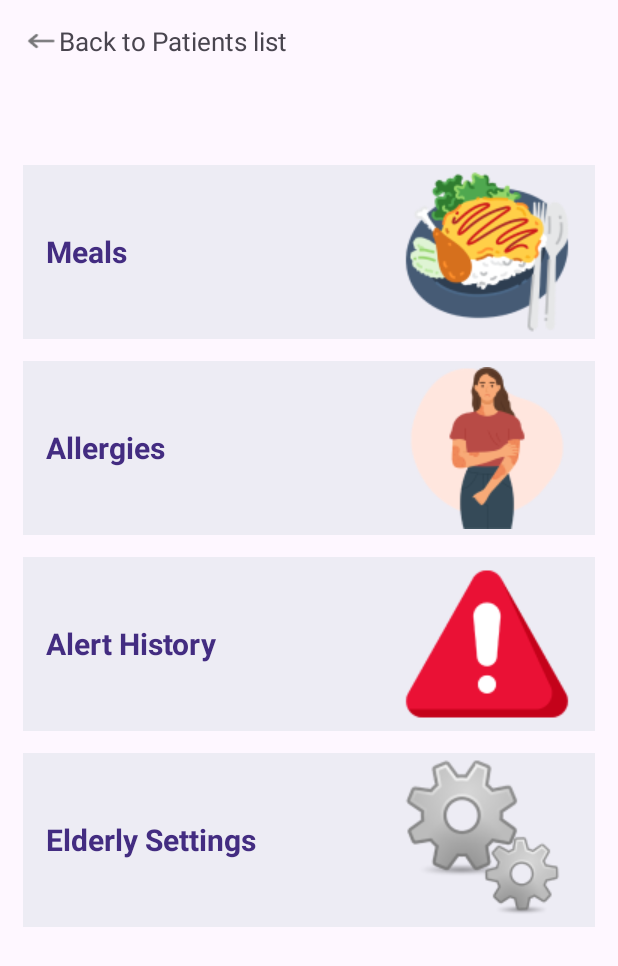
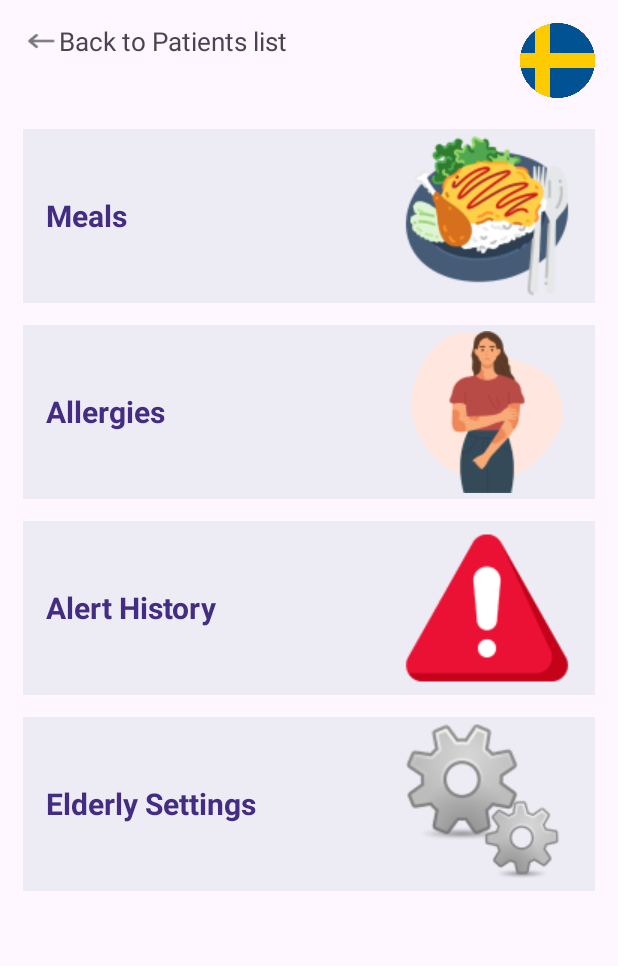
Before and after one commit to azullstrom/eldercare-app, an Android app: the CaregiverElderlyOverviewActivity screen opened directly, with no data from a screen before it, on a phone screen of 412 x 824 dp. Shown: the top 966 px of the screen. Run offline under Robolectric (Android 15) with nearby library versions, the phone set to English and light mode, and no system bars.

Commit message:
added the language button to caregiver-elderly overview

```diff
--- a/app/src/main/res/layout/activity_caregiver_elderly_overview.xml
+++ b/app/src/main/res/layout/activity_caregiver_elderly_overview.xml
@@ -1,15 +1,21 @@
 <?xml version="1.0" encoding="utf-8"?>
-<LinearLayout xmlns:android="http://schemas.android.com/apk/res/android"
+<RelativeLayout xmlns:android="http://schemas.android.com/apk/res/android"
     xmlns:tools="http://schemas.android.com/tools"
     android:layout_width="match_parent"
     android:layout_height="match_parent"
 
     android:orientation="vertical"
     android:padding="15dp">
+
+
+    <!-- Include Language switcher button/toggle -_- -->
+    <include layout="@layout/activity_language_toggle"/>
+
     <!-- Arrow & text to go back to the previous page -->
     <LinearLayout
         android:id="@+id/backToPatientsList"
         android:clickable="true"
+        android:focusable="true"
         android:layout_width="wrap_content"
         android:layout_height="wrap_content"
         android:orientation="horizontal"
@@ -47,6 +53,7 @@
         <LinearLayout
             android:id="@+id/mealsCard"
             android:clickable="true"
+            android:focusable="true"
             android:layout_width="match_parent"
             android:layout_height="116dp"
             android:background="@color/light_gray"
@@ -79,6 +86,7 @@
         <LinearLayout
             android:id="@+id/allergiesCard"
             android:clickable="true"
+            android:focusable="true"
             android:layout_width="match_parent"
             android:layout_height="116dp"
             android:background="@color/light_gray"
@@ -111,6 +119,7 @@
         <LinearLayout
             android:id="@+id/alertHistoryCard"
             android:clickable="true"
+            android:focusable="true"
             android:layout_width="match_parent"
             android:layout_height="116dp"
             android:background="@color/light_gray"
@@ -143,6 +152,7 @@
         <LinearLayout
             android:id="@+id/elderlySettingsCard"
             android:clickable="true"
+            android:focusable="true"
             android:layout_width="match_parent"
             android:layout_height="116dp"
             android:background="@color/light_gray"
@@ -171,4 +181,4 @@
 
         </LinearLayout>
     </LinearLayout>
-</LinearLayout>
+</RelativeLayout>
--- a/app/src/main/res/layout/activity_language_toggle.xml
+++ b/app/src/main/res/layout/activity_language_toggle.xml
@@ -5,9 +5,9 @@
 
     <ImageView
         android:id="@+id/englishFlag"
-        android:contentDescription="en"
-        android:layout_width="100dp"
-        android:layout_height="100dp"
+        android:contentDescription="@string/lang_en"
+        android:layout_width="50dp"
+        android:layout_height="50dp"
         android:src="@drawable/en_lang_img"
         android:layout_alignParentEnd="true"
         android:clickable="true"
@@ -16,9 +16,9 @@
 
     <ImageView
         android:id="@+id/swedishFlag"
-        android:contentDescription="sv"
-        android:layout_width="100dp"
-        android:layout_height="100dp"
+        android:contentDescription="@string/lang_sv"
+        android:layout_width="50dp"
+        android:layout_height="50dp"
         android:src="@drawable/sv_lang_img"
         android:layout_alignParentEnd="true"
         android:clickable="true"
--- a/app/src/main/res/values/strings.xml
+++ b/app/src/main/res/values/strings.xml
@@ -68,4 +68,7 @@
     <string name="snack1">First Snack</string>
     <string name="snack2">Second Snack</string>
     <string name="snack3">Third Snack</string>
+    <string name="lang_en">en</string>
+    <string name="lang_sv">sv</string>
+
 </resources>
```
Also changed, not shown: 1 other file.
